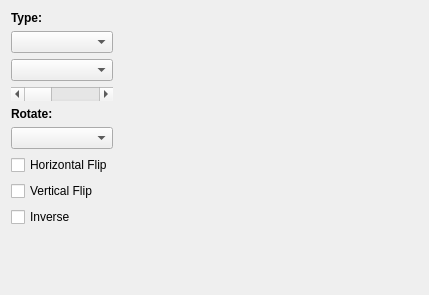
This is controls/setup/parts/setuptabprepare.ui in riuson/lcd-image-converter as Qt 5 draws it before an edit. The edited form follows.
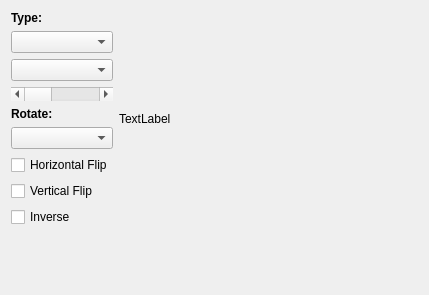
This is the edited form.

```diff
--- a/controls/setup/parts/setuptabprepare.ui
+++ b/controls/setup/parts/setuptabprepare.ui
@@ -132,17 +132,17 @@
       </layout>
      </item>
      <item>
-      <spacer name="horizontalSpacer">
-       <property name="orientation">
-        <enum>Qt::Horizontal</enum>
+      <widget class="QLabel" name="labelScanningOrder">
+       <property name="sizePolicy">
+        <sizepolicy hsizetype="Expanding" vsizetype="Preferred">
+         <horstretch>0</horstretch>
+         <verstretch>0</verstretch>
+        </sizepolicy>
        </property>
-       <property name="sizeHint" stdset="0">
-        <size>
-         <width>40</width>
-         <height>20</height>
-        </size>
+       <property name="text">
+        <string notr="true">TextLabel</string>
        </property>
-      </spacer>
+      </widget>
      </item>
     </layout>
    </item>
```
